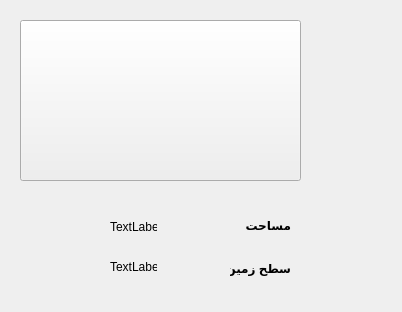
This is gandomfarm.ui in Mahdi-Ghasemii/AP_Project as Qt 5 draws it before an edit. The edited form follows.
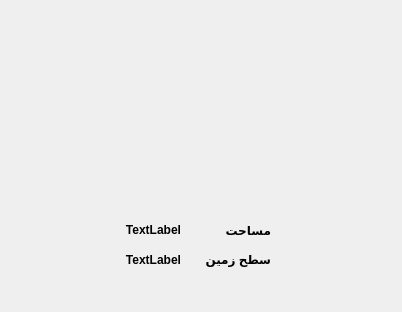
This is the edited form. Icons and pictures are not drawn.

Commit message: last change for gandomfarm and yonjefarm

The edit to the form file:
```diff
--- a/gandomfarm.ui
+++ b/gandomfarm.ui
@@ -24,33 +24,6 @@
    background-color:white;
 }</string>
   </property>
-  <widget class="QPushButton" name="pushButton">
-   <property name="geometry">
-    <rect>
-     <x>20</x>
-     <y>20</y>
-     <width>281</width>
-     <height>161</height>
-    </rect>
-   </property>
-   <property name="styleSheet">
-    <string notr="true">
-background-image: url(:/new/prefix1/Icons/whaewt farm2.jpg);</string>
-   </property>
-   <property name="text">
-    <string/>
-   </property>
-   <property name="icon">
-    <iconset>
-     <normaloff>Icons/wheatfarm.jpg</normaloff>Icons/wheatfarm.jpg</iconset>
-   </property>
-   <property name="iconSize">
-    <size>
-     <width>400</width>
-     <height>333</height>
-    </size>
-   </property>
-  </widget>
   <widget class="QPushButton" name="plantingpbt">
    <property name="geometry">
     <rect>
@@ -136,10 +109,10 @@
   <widget class="QLabel" name="label">
    <property name="geometry">
     <rect>
-     <x>230</x>
-     <y>210</y>
+     <x>210</x>
+     <y>220</y>
      <width>61</width>
-     <height>31</height>
+     <height>21</height>
     </rect>
    </property>
    <property name="font">
@@ -148,8 +121,11 @@
      <bold>true</bold>
     </font>
    </property>
+   <property name="styleSheet">
+    <string notr="true"/>
+   </property>
    <property name="text">
-    <string>مساحت</string>
+    <string>&lt;html&gt;&lt;head/&gt;&lt;body&gt;&lt;p align=&quot;right&quot;&gt;&lt;span style=&quot; font-weight:600; color:#000000;&quot;&gt;مساحت&lt;/span&gt;&lt;/p&gt;&lt;/body&gt;&lt;/html&gt;</string>
    </property>
   </widget>
   <widget class="QPushButton" name="derokardanpbt">
@@ -231,23 +207,26 @@
   <widget class="QLabel" name="arealbl">
    <property name="geometry">
     <rect>
-     <x>110</x>
+     <x>120</x>
      <y>220</y>
-     <width>47</width>
-     <height>13</height>
+     <width>61</width>
+     <height>21</height>
     </rect>
    </property>
+   <property name="styleSheet">
+    <string notr="true"/>
+   </property>
    <property name="text">
-    <string>TextLabel</string>
+    <string>&lt;html&gt;&lt;head/&gt;&lt;body&gt;&lt;p align=&quot;right&quot;&gt;&lt;span style=&quot; font-size:9pt; font-weight:600; color:#000000;&quot;&gt;TextLabel&lt;/span&gt;&lt;/p&gt;&lt;/body&gt;&lt;/html&gt;</string>
    </property>
   </widget>
   <widget class="QLabel" name="label_3">
    <property name="geometry">
     <rect>
-     <x>230</x>
-     <y>260</y>
-     <width>61</width>
-     <height>16</height>
+     <x>200</x>
+     <y>250</y>
+     <width>71</width>
+     <height>20</height>
     </rect>
    </property>
    <property name="font">
@@ -257,20 +236,39 @@
     </font>
    </property>
    <property name="text">
-    <string>سطح زمین</string>
+    <string>&lt;html&gt;&lt;head/&gt;&lt;body&gt;&lt;p align=&quot;right&quot;&gt;&lt;span style=&quot; font-size:9pt; font-weight:600; color:#000000;&quot;&gt;سطح زمین&lt;/span&gt;&lt;/p&gt;&lt;/body&gt;&lt;/html&gt;</string>
    </property>
   </widget>
   <widget class="QLabel" name="farmlevellbl">
    <property name="geometry">
     <rect>
-     <x>110</x>
-     <y>260</y>
-     <width>47</width>
-     <height>13</height>
+     <x>120</x>
+     <y>250</y>
+     <width>61</width>
+     <height>21</height>
     </rect>
    </property>
+   <property name="styleSheet">
+    <string notr="true"/>
+   </property>
    <property name="text">
-    <string>TextLabel</string>
+    <string>&lt;html&gt;&lt;head/&gt;&lt;body&gt;&lt;p align=&quot;right&quot;&gt;&lt;span style=&quot; font-size:9pt; font-weight:600; color:#000000;&quot;&gt;TextLabel&lt;/span&gt;&lt;/p&gt;&lt;/body&gt;&lt;/html&gt;</string>
+   </property>
+  </widget>
+  <widget class="QLabel" name="label_2">
+   <property name="geometry">
+    <rect>
+     <x>10</x>
+     <y>20</y>
+     <width>301</width>
+     <height>191</height>
+    </rect>
+   </property>
+   <property name="styleSheet">
+    <string notr="true">image: url(:/new/prefix1/Icons/whaewt farm2.jpg);</string>
+   </property>
+   <property name="text">
+    <string/>
    </property>
   </widget>
  </widget>
```
Left out of the diff: 6 changed lines with no effect on the pictures. The commit also changes 8 other files.
